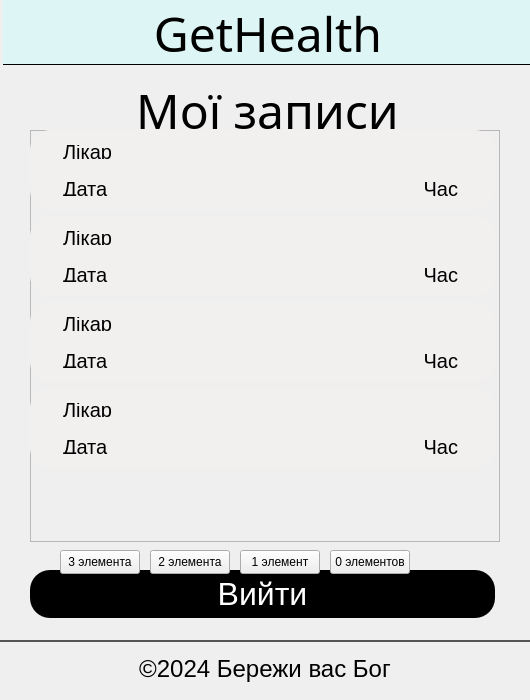
This is myAppointments.ui in sopkodioni/gethealth as Qt 5 draws it before an edit. The edited form follows.
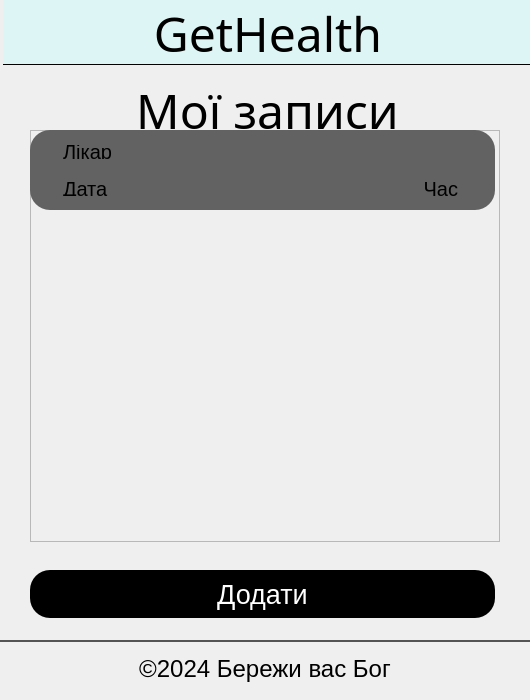
This is the edited form. Icons and pictures are not drawn.

Commit message: added display of information regarding the data array (with bugs)

Diff of the .ui file:
```diff
--- a/myAppointments.ui
+++ b/myAppointments.ui
@@ -91,7 +91,7 @@
    <property name="font">
     <font>
      <family>Microsoft JhengHei UI</family>
-     <pointsize>24</pointsize>
+     <pointsize>20</pointsize>
     </font>
    </property>
    <property name="cursor">
@@ -103,7 +103,7 @@
 color: white;</string>
    </property>
    <property name="text">
-    <string>Вийти</string>
+    <string>Додати</string>
    </property>
   </widget>
   <widget class="QLabel" name="companyName">
@@ -244,9 +244,9 @@
        </property>
        <property name="styleSheet">
         <string notr="true">border-radius: 20px;
-background-color: #F2EFEF;
+background-color: #626262;
 padding: 8px 18px;
-width: 500px;</string>
+</string>
        </property>
        <property name="frameShape">
         <enum>QFrame::StyledPanel</enum>
@@ -413,616 +413,9 @@
        </widget>
       </widget>
      </item>
-     <item>
-      <widget class="QFrame" name="appointment_2">
-       <property name="minimumSize">
-        <size>
-         <width>465</width>
-         <height>80</height>
-        </size>
-       </property>
-       <property name="maximumSize">
-        <size>
-         <width>465</width>
-         <height>80</height>
-        </size>
-       </property>
-       <property name="styleSheet">
-        <string notr="true">border-radius: 20px;
-background-color: #F2EFEF;
-padding: 8px 18px;
-width: 500px;</string>
-       </property>
-       <property name="frameShape">
-        <enum>QFrame::StyledPanel</enum>
-       </property>
-       <property name="frameShadow">
-        <enum>QFrame::Raised</enum>
-       </property>
-       <property name="lineWidth">
-        <number>0</number>
-       </property>
-       <widget class="QWidget" name="verticalLayoutWidget_3">
-        <property name="geometry">
-         <rect>
-          <x>10</x>
-          <y>0</y>
-          <width>441</width>
-          <height>81</height>
-         </rect>
-        </property>
-        <layout class="QVBoxLayout" name="verticalLayout_3">
-         <property name="spacing">
-          <number>0</number>
-         </property>
-         <item>
-          <layout class="QHBoxLayout" name="horizontalLayout_3">
-           <item>
-            <widget class="QLabel" name="doctor_2">
-             <property name="minimumSize">
-              <size>
-               <width>0</width>
-               <height>0</height>
-              </size>
-             </property>
-             <property name="maximumSize">
-              <size>
-               <width>16777215</width>
-               <height>30</height>
-              </size>
-             </property>
-             <property name="font">
-              <font>
-               <family>Microsoft JhengHei UI</family>
-               <pointsize>15</pointsize>
-              </font>
-             </property>
-             <property name="text">
-              <string>Лікар</string>
-             </property>
-             <property name="margin">
-              <number>-4</number>
-             </property>
-            </widget>
-           </item>
-           <item>
-            <widget class="QFrame" name="frame_2">
-             <property name="maximumSize">
-              <size>
-               <width>16777215</width>
-               <height>30</height>
-              </size>
-             </property>
-             <property name="frameShape">
-              <enum>QFrame::StyledPanel</enum>
-             </property>
-             <property name="frameShadow">
-              <enum>QFrame::Raised</enum>
-             </property>
-             <widget class="QPushButton" name="delete_2">
-              <property name="geometry">
-               <rect>
-                <x>170</x>
-                <y>0</y>
-                <width>25</width>
-                <height>30</height>
-               </rect>
-              </property>
-              <property name="minimumSize">
-               <size>
-                <width>25</width>
-                <height>30</height>
-               </size>
-              </property>
-              <property name="maximumSize">
-               <size>
-                <width>25</width>
-                <height>30</height>
-               </size>
-              </property>
-              <property name="cursor">
-               <cursorShape>PointingHandCursor</cursorShape>
-              </property>
-              <property name="styleSheet">
-               <string notr="true">background-image: url(:/recources/img/trash.png);
-background-color: rgb(255, 255, 255, 0);
-background-repeat: no-repeat;
-border: none;</string>
-              </property>
-              <property name="text">
-               <string/>
-              </property>
-             </widget>
-            </widget>
-           </item>
-          </layout>
-         </item>
-         <item>
-          <layout class="QHBoxLayout" name="horizontalLayout_4">
-           <item>
-            <widget class="QLabel" name="date_2">
-             <property name="sizePolicy">
-              <sizepolicy hsizetype="Preferred" vsizetype="Preferred">
-               <horstretch>0</horstretch>
-               <verstretch>0</verstretch>
-              </sizepolicy>
-             </property>
-             <property name="maximumSize">
-              <size>
-               <width>16777215</width>
-               <height>30</height>
-              </size>
-             </property>
-             <property name="font">
-              <font>
-               <family>Microsoft JhengHei UI</family>
-               <pointsize>15</pointsize>
-              </font>
-             </property>
-             <property name="text">
-              <string>Дата</string>
-             </property>
-             <property name="margin">
-              <number>-4</number>
-             </property>
-            </widget>
-           </item>
-           <item>
-            <widget class="QLabel" name="time_2">
-             <property name="maximumSize">
-              <size>
-               <width>16777215</width>
-               <height>30</height>
-              </size>
-             </property>
-             <property name="font">
-              <font>
-               <family>Microsoft JhengHei UI</family>
-               <pointsize>15</pointsize>
-              </font>
-             </property>
-             <property name="text">
-              <string>Час</string>
-             </property>
-             <property name="alignment">
-              <set>Qt::AlignRight|Qt::AlignTrailing|Qt::AlignVCenter</set>
-             </property>
-             <property name="margin">
-              <number>-4</number>
-             </property>
-            </widget>
-           </item>
-          </layout>
-         </item>
-        </layout>
-       </widget>
-      </widget>
-     </item>
-     <item>
-      <widget class="QFrame" name="appointment_3">
-       <property name="minimumSize">
-        <size>
-         <width>465</width>
-         <height>80</height>
-        </size>
-       </property>
-       <property name="maximumSize">
-        <size>
-         <width>465</width>
-         <height>80</height>
-        </size>
-       </property>
-       <property name="styleSheet">
-        <string notr="true">border-radius: 20px;
-background-color: #F2EFEF;
-padding: 8px 18px;
-width: 500px;</string>
-       </property>
-       <property name="frameShape">
-        <enum>QFrame::StyledPanel</enum>
-       </property>
-       <property name="frameShadow">
-        <enum>QFrame::Raised</enum>
-       </property>
-       <property name="lineWidth">
-        <number>0</number>
-       </property>
-       <widget class="QWidget" name="verticalLayoutWidget_4">
-        <property name="geometry">
-         <rect>
-          <x>10</x>
-          <y>0</y>
-          <width>441</width>
-          <height>81</height>
-         </rect>
-        </property>
-        <layout class="QVBoxLayout" name="verticalLayout_4">
-         <property name="spacing">
-          <number>0</number>
-         </property>
-         <item>
-          <layout class="QHBoxLayout" name="horizontalLayout_5">
-           <item>
-            <widget class="QLabel" name="doctor_3">
-             <property name="minimumSize">
-              <size>
-               <width>0</width>
-               <height>0</height>
-              </size>
-             </property>
-             <property name="maximumSize">
-              <size>
-               <width>16777215</width>
-               <height>30</height>
-              </size>
-             </property>
-             <property name="font">
-              <font>
-               <family>Microsoft JhengHei UI</family>
-               <pointsize>15</pointsize>
-              </font>
-             </property>
-             <property name="text">
-              <string>Лікар</string>
-             </property>
-             <property name="margin">
-              <number>-4</number>
-             </property>
-            </widget>
-           </item>
-           <item>
-            <widget class="QFrame" name="frame_3">
-             <property name="maximumSize">
-              <size>
-               <width>16777215</width>
-               <height>30</height>
-              </size>
-             </property>
-             <property name="frameShape">
-              <enum>QFrame::StyledPanel</enum>
-             </property>
-             <property name="frameShadow">
-              <enum>QFrame::Raised</enum>
-             </property>
-             <widget class="QPushButton" name="delete_3">
-              <property name="geometry">
-               <rect>
-                <x>170</x>
-                <y>0</y>
-                <width>25</width>
-                <height>30</height>
-               </rect>
-              </property>
-              <property name="minimumSize">
-               <size>
-                <width>25</width>
-                <height>30</height>
-               </size>
-              </property>
-              <property name="maximumSize">
-               <size>
-                <width>25</width>
-                <height>30</height>
-               </size>
-              </property>
-              <property name="cursor">
-               <cursorShape>PointingHandCursor</cursorShape>
-              </property>
-              <property name="styleSheet">
-               <string notr="true">background-image: url(:/recources/img/trash.png);
-background-color: rgb(255, 255, 255, 0);
-background-repeat: no-repeat;
-border: none;</string>
-              </property>
-              <property name="text">
-               <string/>
-              </property>
-             </widget>
-            </widget>
-           </item>
-          </layout>
-         </item>
-         <item>
-          <layout class="QHBoxLayout" name="horizontalLayout_6">
-           <item>
-            <widget class="QLabel" name="date_3">
-             <property name="sizePolicy">
-              <sizepolicy hsizetype="Preferred" vsizetype="Preferred">
-               <horstretch>0</horstretch>
-               <verstretch>0</verstretch>
-              </sizepolicy>
-             </property>
-             <property name="maximumSize">
-              <size>
-               <width>16777215</width>
-               <height>30</height>
-              </size>
-             </property>
-             <property name="font">
-              <font>
-               <family>Microsoft JhengHei UI</family>
-               <pointsize>15</pointsize>
-              </font>
-             </property>
-             <property name="text">
-              <string>Дата</string>
-             </property>
-             <property name="margin">
-              <number>-4</number>
-             </property>
-            </widget>
-           </item>
-           <item>
-            <widget class="QLabel" name="time_3">
-             <property name="maximumSize">
-              <size>
-               <width>16777215</width>
-               <height>30</height>
-              </size>
-             </property>
-             <property name="font">
-              <font>
-               <family>Microsoft JhengHei UI</family>
-               <pointsize>15</pointsize>
-              </font>
-             </property>
-             <property name="text">
-              <string>Час</string>
-             </property>
-             <property name="alignment">
-              <set>Qt::AlignRight|Qt::AlignTrailing|Qt::AlignVCenter</set>
-             </property>
-             <property name="margin">
-              <number>-4</number>
-             </property>
-            </widget>
-           </item>
-          </layout>
-         </item>
-        </layout>
-       </widget>
-      </widget>
-     </item>
-     <item>
-      <widget class="QFrame" name="appointment_4">
-       <property name="minimumSize">
-        <size>
-         <width>465</width>
-         <height>80</height>
-        </size>
-       </property>
-       <property name="maximumSize">
-        <size>
-         <width>465</width>
-         <height>80</height>
-        </size>
-       </property>
-       <property name="styleSheet">
-        <string notr="true">border-radius: 20px;
-background-color: #F2EFEF;
-padding: 8px 18px;
-width: 500px;</string>
-       </property>
-       <property name="frameShape">
-        <enum>QFrame::StyledPanel</enum>
-       </property>
-       <property name="frameShadow">
-        <enum>QFrame::Raised</enum>
-       </property>
-       <property name="lineWidth">
-        <number>0</number>
-       </property>
-       <widget class="QWidget" name="verticalLayoutWidget_6">
-        <property name="geometry">
-         <rect>
-          <x>10</x>
-          <y>0</y>
-          <width>441</width>
-          <height>81</height>
-         </rect>
-        </property>
-        <layout class="QVBoxLayout" name="verticalLayout_6">
-         <property name="spacing">
-          <number>0</number>
-         </property>
-         <item>
-          <layout class="QHBoxLayout" name="horizontalLayout_9">
-           <item>
-            <widget class="QLabel" name="doctor_5">
-             <property name="minimumSize">
-              <size>
-               <width>0</width>
-               <height>0</height>
-              </size>
-             </property>
-             <property name="maximumSize">
-              <size>
-               <width>16777215</width>
-               <height>30</height>
-              </size>
-             </property>
-             <property name="font">
-              <font>
-               <family>Microsoft JhengHei UI</family>
-               <pointsize>15</pointsize>
-              </font>
-             </property>
-             <property name="text">
-              <string>Лікар</string>
-             </property>
-             <property name="margin">
-              <number>-4</number>
-             </property>
-            </widget>
-           </item>
-           <item>
-            <widget class="QFrame" name="frame_5">
-             <property name="maximumSize">
-              <size>
-               <width>16777215</width>
-               <height>30</height>
-              </size>
-             </property>
-             <property name="frameShape">
-              <enum>QFrame::StyledPanel</enum>
-             </property>
-             <property name="frameShadow">
-              <enum>QFrame::Raised</enum>
-             </property>
-             <widget class="QPushButton" name="delete_5">
-              <property name="geometry">
-               <rect>
-                <x>170</x>
-                <y>0</y>
-                <width>25</width>
-                <height>30</height>
-               </rect>
-              </property>
-              <property name="minimumSize">
-               <size>
-                <width>25</width>
-                <height>30</height>
-               </size>
-              </property>
-              <property name="maximumSize">
-               <size>
-                <width>25</width>
-                <height>30</height>
-               </size>
-              </property>
-              <property name="cursor">
-               <cursorShape>PointingHandCursor</cursorShape>
-              </property>
-              <property name="styleSheet">
-               <string notr="true">background-image: url(:/recources/img/trash.png);
-background-color: rgb(255, 255, 255, 0);
-background-repeat: no-repeat;
-border: none;</string>
-              </property>
-              <property name="text">
-               <string/>
-              </property>
-             </widget>
-            </widget>
-           </item>
-          </layout>
-         </item>
-         <item>
-          <layout class="QHBoxLayout" name="horizontalLayout_10">
-           <item>
-            <widget class="QLabel" name="date_5">
-             <property name="sizePolicy">
-              <sizepolicy hsizetype="Preferred" vsizetype="Preferred">
-               <horstretch>0</horstretch>
-               <verstretch>0</verstretch>
-              </sizepolicy>
-             </property>
-             <property name="maximumSize">
-              <size>
-               <width>16777215</width>
-               <height>30</height>
-              </size>
-             </property>
-             <property name="font">
-              <font>
-               <family>Microsoft JhengHei UI</family>
-               <pointsize>15</pointsize>
-              </font>
-             </property>
-             <property name="text">
-              <string>Дата</string>
-             </property>
-             <property name="margin">
-              <number>-4</number>
-             </property>
-            </widget>
-           </item>
-           <item>
-            <widget class="QLabel" name="time_5">
-             <property name="maximumSize">
-              <size>
-               <width>16777215</width>
-               <height>30</height>
-              </size>
-             </property>
-             <property name="font">
-              <font>
-               <family>Microsoft JhengHei UI</family>
-               <pointsize>15</pointsize>
-              </font>
-             </property>
-             <property name="text">
-              <string>Час</string>
-             </property>
-             <property name="alignment">
-              <set>Qt::AlignRight|Qt::AlignTrailing|Qt::AlignVCenter</set>
-             </property>
-             <property name="margin">
-              <number>-4</number>
-             </property>
-            </widget>
-           </item>
-          </layout>
-         </item>
-        </layout>
-       </widget>
-      </widget>
-     </item>
     </layout>
    </widget>
   </widget>
-  <widget class="QPushButton" name="pushButton">
-   <property name="geometry">
-    <rect>
-     <x>60</x>
-     <y>550</y>
-     <width>80</width>
-     <height>24</height>
-    </rect>
-   </property>
-   <property name="text">
-    <string>3 элемента</string>
-   </property>
-  </widget>
-  <widget class="QPushButton" name="pushButton_2">
-   <property name="geometry">
-    <rect>
-     <x>150</x>
-     <y>550</y>
-     <width>80</width>
-     <height>24</height>
-    </rect>
-   </property>
-   <property name="text">
-    <string>2 элемента</string>
-   </property>
-  </widget>
-  <widget class="QPushButton" name="pushButton_3">
-   <property name="geometry">
-    <rect>
-     <x>240</x>
-     <y>550</y>
-     <width>80</width>
-     <height>24</height>
-    </rect>
-   </property>
-   <property name="text">
-    <string>1 элемент</string>
-   </property>
-  </widget>
-  <widget class="QPushButton" name="pushButton_4">
-   <property name="geometry">
-    <rect>
-     <x>330</x>
-     <y>550</y>
-     <width>80</width>
-     <height>24</height>
-    </rect>
-   </property>
-   <property name="text">
-    <string>0 элементов</string>
-   </property>
-  </widget>
  </widget>
  <resources/>
  <connections/>
```
The commit also changes 2 other files.
